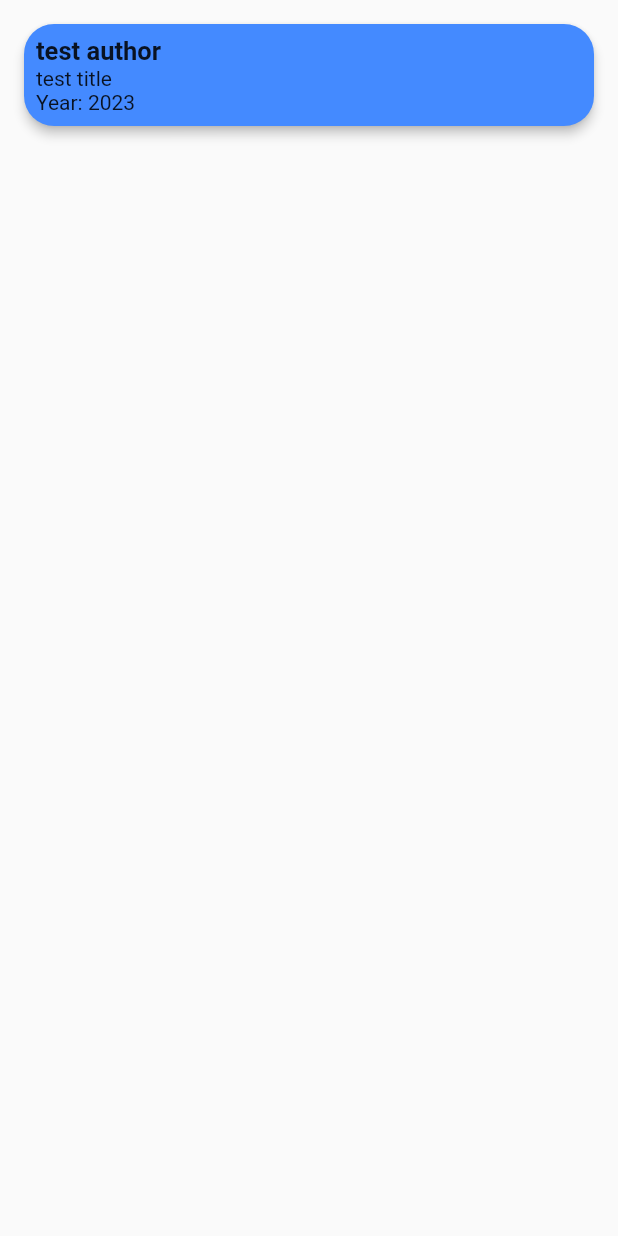
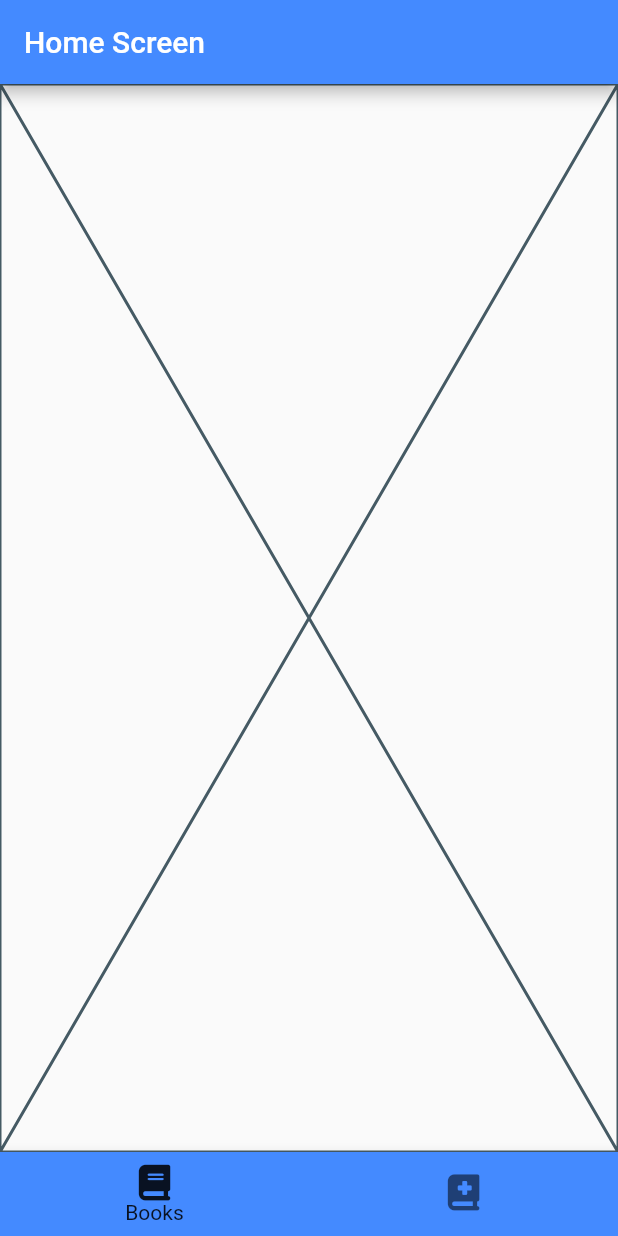
Before and after one commit to lyleverythinG/flutter_graphql, a Flutter app: the screen it shows after launch, on a phone screen of 412 x 824 dp. Run offline on Flutter 3.47's test engine with Material 2 defaults, Android fonts, the phone set to English and light mode, and no system bars; our stand-ins replace flutter_bloc, font_awesome_flutter, lottie.

Commit message:
Added Home UI
- Added appbar
- Added bottom nav bar

```diff
--- a/lib/core/splash_screen/splash_screen.dart
+++ b/lib/core/splash_screen/splash_screen.dart
@@ -17,7 +17,7 @@ class _SplashScreenState extends State<SplashScreen> {
     super.initState();
     _timer = Timer(const Duration(seconds: 3), () async {
       Navigator.pushReplacement(
-          context, MaterialPageRoute(builder: (c) => const HomeScreen()));
+          context, MaterialPageRoute(builder: (c) => const Home()));
     });
   }
 
--- a/lib/features/book/presentation/pages/home.dart
+++ b/lib/features/book/presentation/pages/home.dart
@@ -1,22 +1,45 @@
 import 'package:flutter/material.dart';
-import 'package:flutter_graphql/features/book/presentation/widgets/book_card.dart';
+import 'package:flutter_graphql/core/constants/constants.dart';
+import 'package:flutter_graphql/features/book/presentation/pages/home_screen.dart';
+import 'package:font_awesome_flutter/font_awesome_flutter.dart';
 
-class HomeScreen extends StatelessWidget {
-  const HomeScreen({Key? key}) : super(key: key);
+class Home extends StatefulWidget {
+  const Home({Key? key}) : super(key: key);
 
+  @override
+  State<Home> createState() => _HomeState();
+}
+
+class _HomeState extends State<Home> {
+  final int _currentIndex = 0;
+  final List<Widget> screens = [
+    const HomeScreen(),
+  ];
   @override
   Widget build(BuildContext context) {
     return Scaffold(
-      body: SafeArea(
-        child: Container(
-          height: MediaQuery.of(context).size.height,
-          padding: const EdgeInsets.all(16),
-          child: Column(
-            children: const [
-              BookCard(author: 'test author', title: 'test title', year: 2023),
-            ],
-          ),
-        ),
+      appBar: AppBar(
+        title: const Text('Home Screen'),
+      ),
+      body: screens[_currentIndex],
+      bottomNavigationBar: BottomNavigationBar(
+        currentIndex: _currentIndex,
+        onTap: (index) {},
+        backgroundColor: Constants.kBlueAccent,
+        type: BottomNavigationBarType.fixed,
+        showUnselectedLabels: false,
+        showSelectedLabels: true,
+        selectedItemColor: Constants.kBlack87,
+        items: const [
+          BottomNavigationBarItem(
+              icon: FaIcon(FontAwesomeIcons.book),
+              label: "Books",
+              tooltip: 'Books'),
+          BottomNavigationBarItem(
+              icon: FaIcon(FontAwesomeIcons.bookMedical),
+              label: "Add Books",
+              tooltip: 'Add Books'),
+        ],
       ),
     );
   }
```
